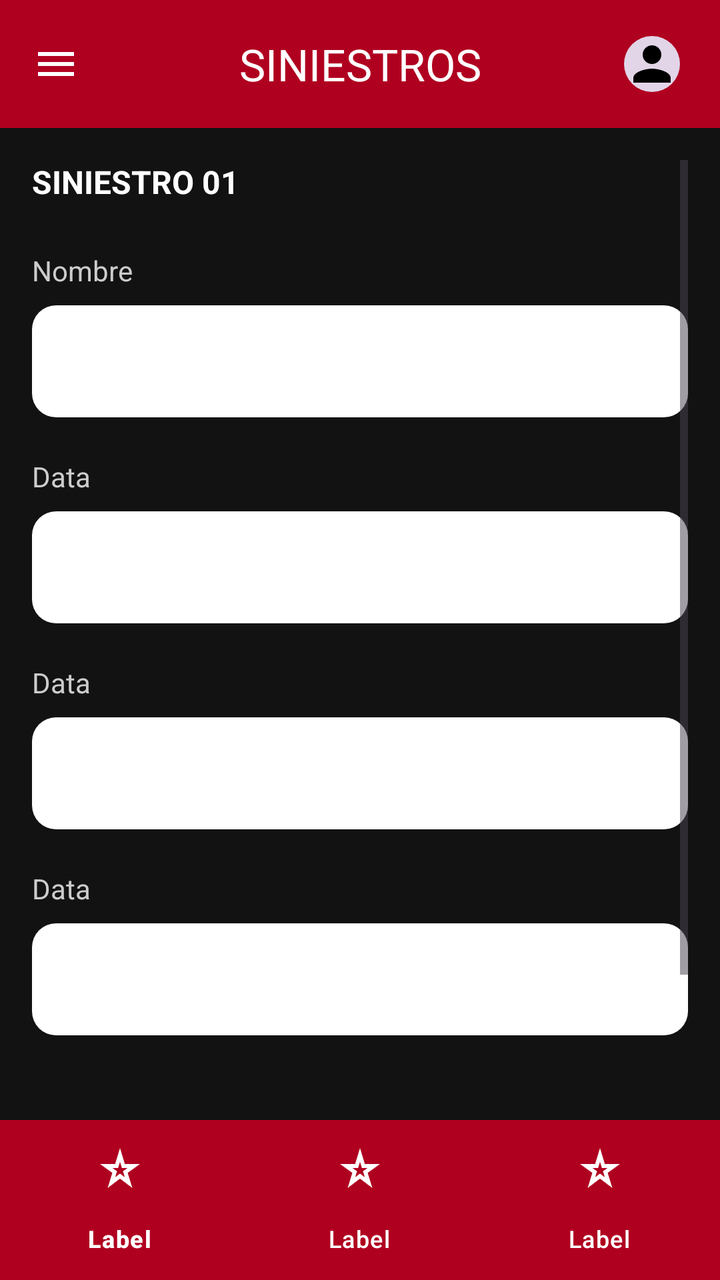
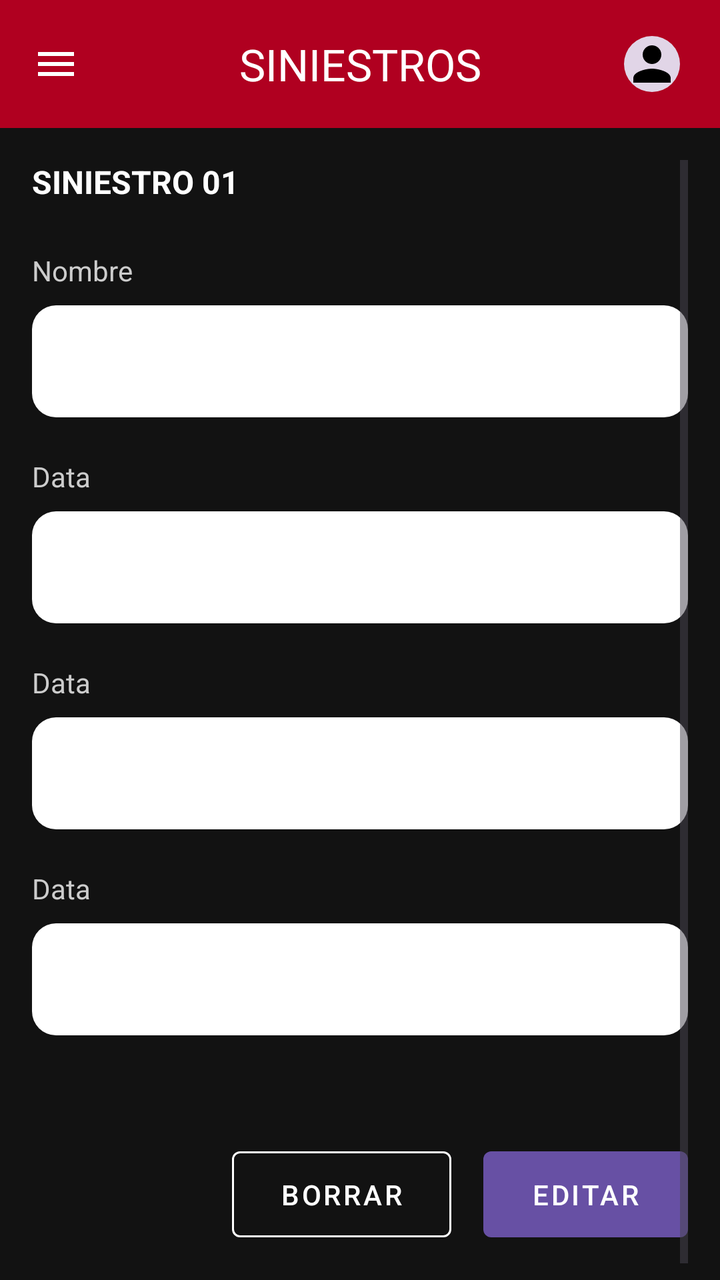

Before-and-after screenshots of an Android layout around one commit, followed by the original layout XML and the change that was made.
<!-- AndroidManifest.xml: application theme Theme.Autotechs -->
<!-- res/layout/activity_siniestros_editar.xml -->
<?xml version="1.0" encoding="utf-8"?>
<androidx.constraintlayout.widget.ConstraintLayout
    xmlns:android="http://schemas.android.com/apk/res/android"
    xmlns:app="http://schemas.android.com/apk/res-auto"
    xmlns:tools="http://schemas.android.com/tools"
    android:layout_width="match_parent"
    android:layout_height="match_parent"
    android:background="#121212"
    tools:context=".VehiculosCrudActivity">

    <com.google.android.material.appbar.AppBarLayout
        android:id="@+id/appBarLayout"
        android:layout_width="match_parent"
        android:layout_height="wrap_content"
        app:layout_constraintTop_toTopOf="parent">

        <com.google.android.material.appbar.MaterialToolbar
            android:id="@+id/topAppBar"
            android:layout_width="match_parent"
            android:layout_height="?attr/actionBarSize"
            android:background="#B00020"
            app:navigationIcon="@drawable/ic_menu"
            app:navigationIconTint="@android:color/white"
            app:title="SINIESTROS"
            app:titleCentered="true"
            app:titleTextColor="@android:color/white">

            <com.google.android.material.imageview.ShapeableImageView
                android:layout_width="36dp"
                android:layout_height="36dp"
                android:layout_gravity="end"
                android:layout_marginEnd="16dp"
                android:background="#E1D5E7"
                android:padding="4dp"
                android:src="@drawable/ic_profile_placeholder"
                app:shapeAppearanceOverlay="@style/CircleImageStyle" />
        </com.google.android.material.appbar.MaterialToolbar>
    </com.google.android.material.appbar.AppBarLayout>

    <ScrollView
        android:layout_width="match_parent"
        android:layout_height="0dp"
        android:paddingHorizontal="16dp"
        android:paddingTop="16dp"
        app:layout_constraintTop_toBottomOf="@id/appBarLayout"
        app:layout_constraintBottom_toTopOf="@id/bottomNavigation">

        <LinearLayout
            android:layout_width="match_parent"
            android:layout_height="wrap_content"
            android:orientation="vertical">

            <TextView
                android:id="@+id/tvSubtitleLabel"
                android:layout_width="wrap_content"
                android:layout_height="wrap_content"
                android:layout_marginBottom="24dp"
                android:text="SINIESTRO 01"
                android:textColor="@android:color/white"
                android:textSize="16sp"
                android:textStyle="bold" />

            <TextView
                android:id="@+id/tvField1Label"
                style="@style/InputFieldLabelStyle"
                android:text="Nombre" />
            <com.google.android.material.textfield.TextInputEditText
                android:id="@+id/etField1"
                style="@style/InputFieldStyle" />

            <TextView
                android:id="@+id/tvField2Label"
                style="@style/InputFieldLabelStyle"
                android:text="Data" />
            <com.google.android.material.textfield.TextInputEditText
                android:id="@+id/etField2"
                style="@style/InputFieldStyle" />

            <TextView
                android:id="@+id/tvField3Label"
                style="@style/InputFieldLabelStyle"
                android:text="Data" />
            <com.google.android.material.textfield.TextInputEditText
                android:id="@+id/etField3"
                style="@style/InputFieldStyle" />

            <TextView
                android:id="@+id/tvField4Label"
                style="@style/InputFieldLabelStyle"
                android:text="Data" />
            <com.google.android.material.textfield.TextInputEditText
                android:id="@+id/etField4"
                style="@style/InputFieldStyle" />

            <View
                android:layout_width="match_parent"
                android:layout_height="32dp" />

            <LinearLayout
                android:layout_width="wrap_content"
                android:layout_height="wrap_content"
                android:layout_gravity="end"
                android:orientation="horizontal"
                android:layout_marginBottom="24dp">

                <com.google.android.material.button.MaterialButton
                    android:id="@+id/btnBorrar"
                    style="@style/OutlinedActionButtonStyle"
                    android:text="BORRAR" />

                <com.google.android.material.button.MaterialButton
                    android:id="@+id/btnEditar"
                    style="@style/SolidActionButtonStyle"
                    android:layout_marginStart="16dp"
                    android:text="EDITAR" />
            </LinearLayout>

        </LinearLayout>
    </ScrollView>

    <com.google.android.material.bottomnavigation.BottomNavigationView
        android:id="@+id/bottomNavigation"
        android:layout_width="match_parent"
        android:layout_height="wrap_content"
        android:background="#B00020"
        app:itemIconTint="@android:color/white"
        app:itemTextColor="@android:color/white"
        app:labelVisibilityMode="labeled"
        app:layout_constraintBottom_toBottomOf="parent"
        app:menu="@menu/bottom_nav_menu" />

</androidx.constraintlayout.widget.ConstraintLayout>
<!-- resources referenced by this layout -->
<resources>
  <!-- drawable ic_menu (drawable) -->
  <vector xmlns:android="http://schemas.android.com/apk/res/android" android:height="24dp" android:tint="#000000" android:viewportHeight="24" android:viewportWidth="24" android:width="24dp">
        
      <path android:fillColor="@android:color/white" android:pathData="M3,18h18v-2L3,16v2zM3,13h18v-2L3,11v2zM3,6v2h18L21,6L3,6z"/>
      
  </vector>
  <!-- drawable ic_profile_placeholder (drawable) -->
  <vector xmlns:android="http://schemas.android.com/apk/res/android" android:height="24dp" android:tint="#000000" android:viewportHeight="24" android:viewportWidth="24" android:width="24dp">
        
      <path android:fillColor="@android:color/white" android:pathData="M12,12c2.21,0 4,-1.79 4,-4s-1.79,-4 -4,-4 -4,1.79 -4,4 1.79,4 4,4zM12,14c-2.67,0 -8,1.34 -8,4v2h16v-2c0,-2.66 -5.33,-4 -8,-4z"/>
      
  </vector>
  <style name="CircleImageStyle">
          <item name="cornerSize">50%</item>
      </style>
  <style name="InputFieldLabelStyle">
          <item name="android:layout_width">wrap_content</item>
          <item name="android:layout_height">wrap_content</item>
          <item name="android:layout_marginBottom">8dp</item>
          <item name="android:textColor">#CCCCCC</item>
          <item name="android:textSize">14sp</item>
      </style>
  <style name="InputFieldStyle">
          <item name="android:layout_width">match_parent</item>
          <item name="android:layout_height">56dp</item>
          <item name="android:layout_marginBottom">20dp</item>
          <item name="android:background">@drawable/bg_input_field</item>
          <item name="android:paddingLeft">16dp</item>
          <item name="android:paddingRight">16dp</item>
          <item name="android:textColor">#000000</item>
          <item name="android:textSize">16sp</item>
      </style>
  <style name="OutlinedActionButtonStyle" parent="Widget.MaterialComponents.Button.OutlinedButton">
          <item name="android:layout_width">wrap_content</item>
          <item name="android:layout_height">wrap_content</item>
          <item name="android:paddingLeft">24dp</item>
          <item name="android:paddingRight">24dp</item>
          <item name="android:paddingTop">12dp</item>
          <item name="android:paddingBottom">12dp</item>
          <item name="android:textColor">@android:color/white</item>
          <item name="cornerSize">24dp</item>
          <item name="strokeColor">#FFFFFF</item>
          <item name="strokeWidth">1dp</item>
      </style>
  <style name="SolidActionButtonStyle" parent="BaseActionButtonStyle">
          <item name="backgroundTint">#6750A4</item>
      </style>
  <style name="Theme.Autotechs" parent="Base.Theme.Autotechs" />
  <!-- drawable bg_input_field (drawable) -->
  <?xml version="1.0" encoding="utf-8"?>
  <shape xmlns:android="http://schemas.android.com/apk/res/android">
      <solid android:color="@android:color/white" />
      <corners android:radius="12dp" />
  </shape>
  <style name="BaseActionButtonStyle" parent="Widget.MaterialComponents.Button.UnelevatedButton">
          <item name="android:layout_width">wrap_content</item>
          <item name="android:layout_height">wrap_content</item>
          <item name="android:paddingLeft">24dp</item>
          <item name="android:paddingRight">24dp</item>
          <item name="android:paddingTop">12dp</item>
          <item name="android:paddingBottom">12dp</item>
          <item name="android:textColor">@android:color/white</item>
          <item name="cornerSize">24dp</item>
      </style>
  <style name="Base.Theme.Autotechs" parent="Theme.Material3.DayNight.NoActionBar">
          
          
      </style>
</resources>

<!-- the commit's change to res/layout/activity_siniestros_editar.xml (unified diff, before → after) -->
@@ -43,7 +43,7 @@
         android:paddingHorizontal="16dp"
         android:paddingTop="16dp"
         app:layout_constraintTop_toBottomOf="@id/appBarLayout"
-        app:layout_constraintBottom_toTopOf="@id/bottomNavigation">
+        app:layout_constraintBottom_toBottomOf="parent">
 
         <LinearLayout
             android:layout_width="match_parent"
@@ -118,15 +118,4 @@
         </LinearLayout>
     </ScrollView>
 
-    <com.google.android.material.bottomnavigation.BottomNavigationView
-        android:id="@+id/bottomNavigation"
-        android:layout_width="match_parent"
-        android:layout_height="wrap_content"
-        android:background="#B00020"
-        app:itemIconTint="@android:color/white"
-        app:itemTextColor="@android:color/white"
-        app:labelVisibilityMode="labeled"
-        app:layout_constraintBottom_toBottomOf="parent"
-        app:menu="@menu/bottom_nav_menu" />
-
 </androidx.constraintlayout.widget.ConstraintLayout>
